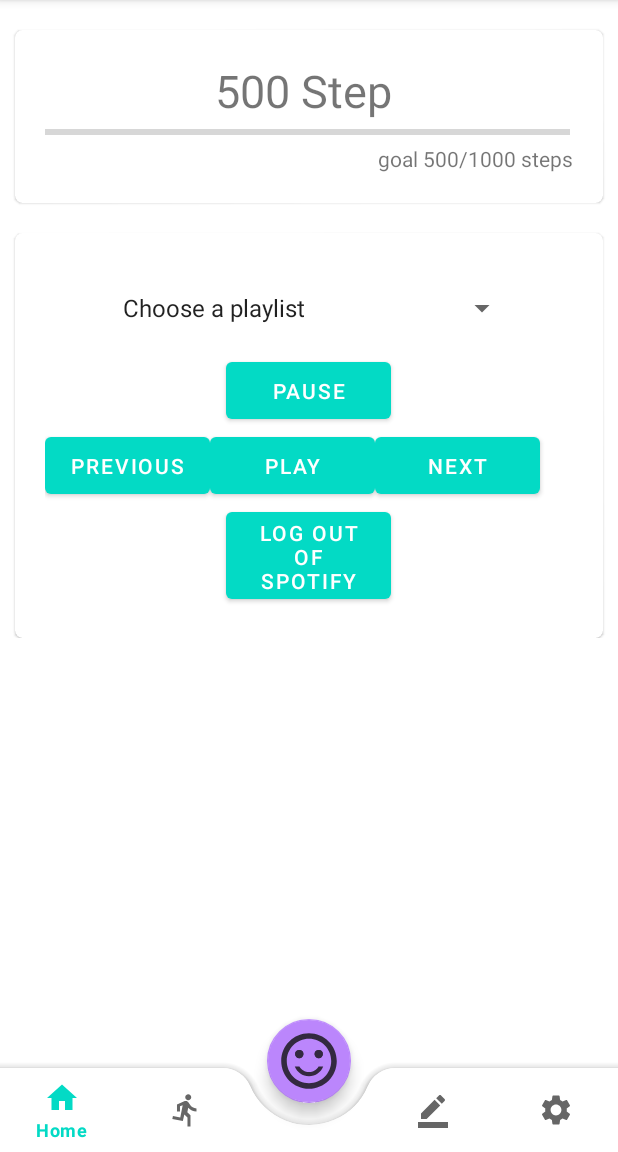
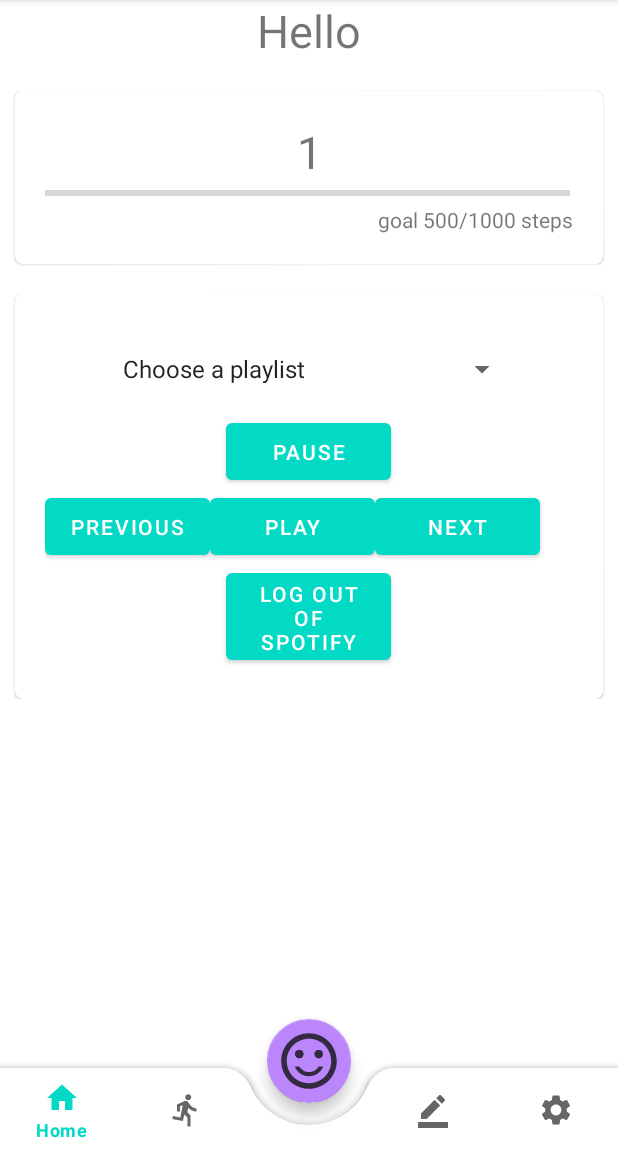
Before and after one commit to AlfredGuimaz/OneFitAll-android, an Android app: the MainActivity screen opened directly, with no data from a screen before it, on a phone screen of 412 x 824 dp, the part 84-1236 px from its top. Run offline under Robolectric (Android 15) with nearby library versions, the phone set to English and light mode, and no system bars; our stand-ins replace Volley; libraries missing offline, so code that uses them is left out: com.spotify.android, com.spotify.protocol; 1 statement that could not run was skipped.

Commit message:
Step counter

```diff
--- a/app/src/main/AndroidManifest.xml
+++ b/app/src/main/AndroidManifest.xml
@@ -4,6 +4,11 @@
 
     <uses-permission android:name="android.permission.INTERNET" />
     <uses-permission android:name="android.permission.CAMERA" />
+    <uses-permission android:name="android.permission.ACTIVITY_RECOGNITION"/>
+    <uses-feature android:name="android.hardware.SensorManager"/>
+    <uses-feature android:name="android.hardware.Sensor"/>
+    <uses-feature android:name="android.hardware.SensorEvent"/>
+    <uses-feature android:name="android.hardware.SensorEventListener"/>
 
     <queries>
         <package android:name="com.spotify.music" />
--- a/app/src/main/java/com/example/one_fit_all/MainActivity.java
+++ b/app/src/main/java/com/example/one_fit_all/MainActivity.java
@@ -3,7 +3,13 @@
 import androidx.annotation.NonNull;
 import androidx.appcompat.app.AppCompatActivity;
 
+import android.content.Context;
 import android.content.Intent;
+import android.graphics.Color;
+import android.hardware.Sensor;
+import android.hardware.SensorEvent;
+import android.hardware.SensorEventListener;
+import android.hardware.SensorManager;
 import android.os.Bundle;
 import android.util.Log;
 import android.view.MenuItem;
@@ -22,8 +28,9 @@
 import android.widget.ArrayAdapter;
 import android.widget.Button;
 import android.widget.EditText;
-//import android.widget.TextView;
+import android.widget.TextView;
 import android.widget.Spinner;
+import android.widget.TextView;
 import android.widget.Toast;
 
 
@@ -37,7 +44,17 @@
 import java.util.ArrayList;
 import java.util.List;
 
-public class MainActivity extends AppCompatActivity {
+public class MainActivity extends AppCompatActivity implements SensorEventListener {
+
+    //Step counting
+    private SensorManager sensorManager = null;
+    Sensor stepSensor;
+    private boolean running =false;
+    private float totalSteps = 0;
+    private float previousTotalSteps = 0;
+    private TextView tv_stepHeader;
+    private TextView tv_stepHeaderTemp;
+
 
     //Button and Variables for DB
     private Button Confirm;
@@ -54,14 +71,25 @@
     List<String> playlists;
 
     final String[] phrases = {"You looking good!!!", "Keep Pushing!!!", "Nice Smile!!!",
-                                "Your Pussy Poppin'", "Randy was here! :)"};
+                                "Look at you being healthy", "Randy was here! :)"};
     private int nums = 0;
+
 
     @Override
     protected void onCreate(Bundle savedInstanceState) {
         super.onCreate(savedInstanceState);
         setContentView(R.layout.activity_main);
 
+        //step counter
+        tv_stepHeader = (TextView) findViewById(R.id.tv_stepHeader);
+        tv_stepHeaderTemp =findViewById(R.id.tv_stepHeaderTemp);
+        loadData();
+        pressStepCounter();
+        sensorManager = (SensorManager)getSystemService(SENSOR_SERVICE);
+        stepSensor = sensorManager.getDefaultSensor(Sensor.TYPE_STEP_COUNTER);
+
+
+        //fitBeats
         shp = getSharedPreferences("myPreferences", MODE_PRIVATE);
         checkConfirm();
        /* Confirm = findViewById(R.id.Confirm);
@@ -119,6 +147,7 @@
         spotifySpinner.setEnabled(true);
         spotifySpinner.setClickable(true);
         spotifySpinner.setAdapter(myAdapter);
+        //end fitBeats
 
         //Bottom Navagation
         BottomNavigationView bottomNavigationView = findViewById(R.id.bottomNavigationView);
@@ -161,9 +190,76 @@
         });
     }
 
-    public void stayPositive(int i){
-        Toast.makeText(MainActivity.this, phrases[i],
-                Toast.LENGTH_SHORT).show();
+    //step counting functions
+    @Override
+    protected void onResume() {
+        super.onResume();
+        running =true;
+        Sensor stepSensor = sensorManager.getDefaultSensor(Sensor.TYPE_STEP_COUNTER);
+        if(stepSensor == null){
+            Toast.makeText(this,"Phone not compatable with step counting",Toast.LENGTH_SHORT).show();
+        }else{
+            Log.d("onResume","-------------------Step Sensor working-----------------");
+            sensorManager.registerListener((SensorEventListener) this,stepSensor,SensorManager.SENSOR_DELAY_UI);
+        }
+    }
+    @Override
+    public void onSensorChanged(SensorEvent event) {
+       Log.d("sensor","-------------sensor activated------------");
+       tv_stepHeader = findViewById(R.id.tv_stepHeader);
+        if(running){
+            totalSteps = event.values[0];
+            int currentStep = (int)totalSteps - (int)previousTotalSteps;
+            Log.d("sensor","-----------------------"+currentStep);
+            tv_stepHeader.setText(String.valueOf(currentStep));
+            //update progress bar in the future
+        }
+    }
+
+    private void pressStepCounter(){
+        //TODO change to card instead of thenumber
+        tv_stepHeader = findViewById(R.id.tv_stepHeader);
+        tv_stepHeader.setOnClickListener(new View.OnClickListener() {
+            @Override
+            public void onClick(View v) {
+                Log.d("press","-------------Single Press------------");
+            }
+        });
+
+        tv_stepHeader.setOnLongClickListener(new View.OnLongClickListener() {
+            @Override
+            public boolean onLongClick(View v) {
+                Log.d("press","-------------long Press------------");
+                previousTotalSteps = totalSteps;
+                tv_stepHeader.setText(0+" steps taken");
+                saveData();
+                return true;
+            }
+
+        });
+    }
+
+    private void saveData(){
+        Log.d("press","-------------Save Data------------");
+        SharedPreferences sharedPreferences = getSharedPreferences("stepSave", Context.MODE_PRIVATE);
+        SharedPreferences.Editor editor = sharedPreferences.edit();
+        editor.putFloat("Key1",previousTotalSteps);
+        editor.apply();
+    }
+    private void loadData(){
+        Log.d("press","-------------Loading Data------------");
+        SharedPreferences sharedPreferences = getSharedPreferences("stepSave", Context.MODE_PRIVATE);
+        Float savedNumber = sharedPreferences.getFloat("Key1",0);
+        Log.d("MainActivity","Loading Data saved number: "+savedNumber);
+        previousTotalSteps = savedNumber;
+        Log.d("press","-------------totalSteps "+totalSteps+"");
+
+    }
+
+
+    @Override
+    public void onAccuracyChanged(Sensor sensor, int accuracy) {
+        //do not touch defualt accuracy is good
     }
 
     public void checkConfirm() {
@@ -183,6 +279,14 @@
             finish();
         }
     }
+
+    //Smile face button
+    public void stayPositive(int i){
+        Toast.makeText(MainActivity.this, phrases[i],
+                Toast.LENGTH_SHORT).show();
+    }
+
+
 
 //    @Override
 //    protected void onStart() {
--- a/app/src/main/res/layout/activity_main.xml
+++ b/app/src/main/res/layout/activity_main.xml
@@ -21,6 +21,15 @@
             android:orientation="vertical">
             <!-- Start of Cards -->
 
+            <TextView
+                android:id="@+id/tv_stepHeaderTemp"
+                android:layout_width="match_parent"
+                android:layout_height="wrap_content"
+                android:text="Hello"
+                android:textAlignment="center"
+                android:textSize="30dp"
+                />
+
             <!-- Card for Step Counting-->
             <com.google.android.material.card.MaterialCardView
                 android:layout_width="match_parent"
@@ -37,12 +46,13 @@
                     android:orientation="vertical">
 
                     <TextView
-                        android:id="@+id/StepHeader"
+                        android:id="@+id/tv_stepHeader"
                         android:layout_width="match_parent"
                         android:layout_height="wrap_content"
-                        android:text="500 Step "
+                        android:text="1"
                         android:textAlignment="center"
-                        android:textSize="30dp" />
+                        android:textSize="30dp"
+                        />
 
                     <ProgressBar
                         android:id="@+id/progressBar"
```
Also changed, not shown: app/src/main/java/com/example/one_fit_all/UserInfo.java (+4 -4 lines).
